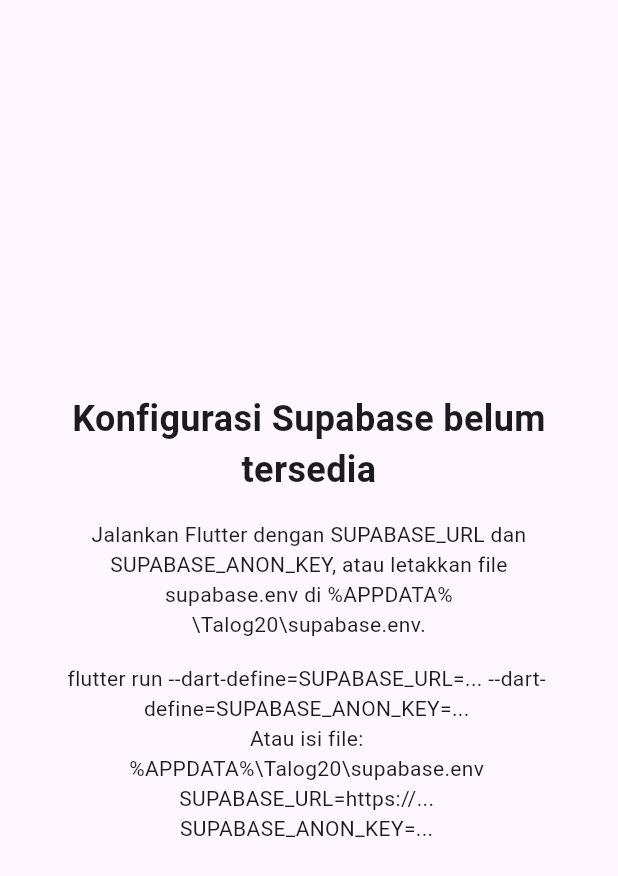
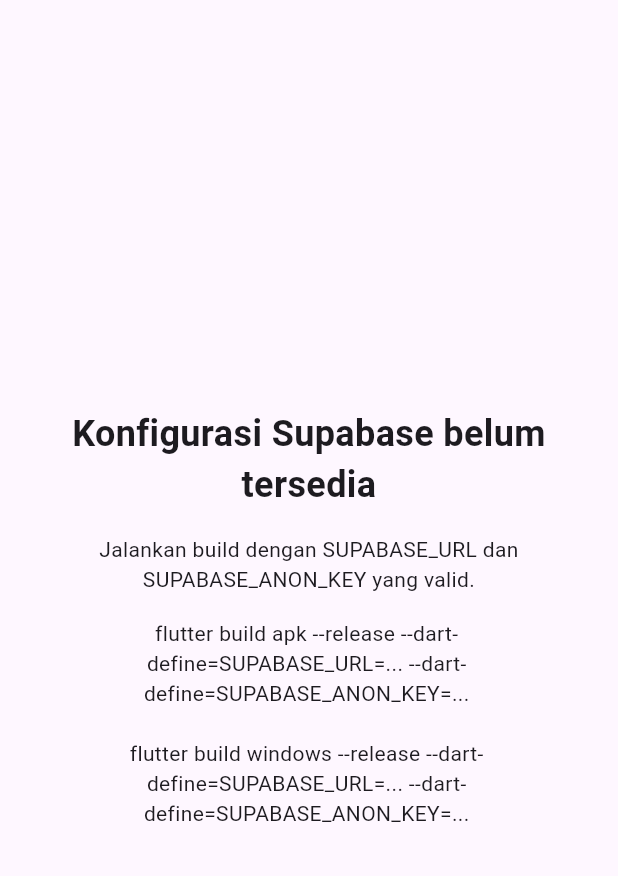
Before and after one commit to bgazz442/Talogsmkn20, a Flutter app: the screen it shows after launch, on a phone screen of 412 x 824 dp. Shown: the top 876 px of the screen. Run offline on Flutter 3.47's test engine with Material 3 defaults, Android fonts, the phone set to English and light mode, and no system bars; our stand-ins replace file_picker, supabase_flutter; accounts and stored records are empty.

Commit message:
Sync Supabase user management updates

```diff
--- a/lib/main.dart
+++ b/lib/main.dart
@@ -1,5 +1,4 @@
 import 'dart:async';
-import 'dart:io';
 import 'dart:typed_data';
 import 'package:flutter/material.dart';
 import 'package:file_picker/file_picker.dart';
@@ -7,6 +6,7 @@
 import 'package:url_launcher/url_launcher.dart';
 import 'auth_service.dart';
 import 'dashboard_service.dart';
+import 'supabase_config.dart';
 import 'talog_design_system.dart';
 
 const ink = TalogColors.primaryNavy,
@@ -15,46 +15,11 @@
     violet = TalogColors.deptRPL,
     orange = TalogColors.accentOrange;
 
-String _readRuntimeConfigValue(String key) {
-  final fromDefine = String.fromEnvironment(key);
-  if (fromDefine.isNotEmpty) return fromDefine;
-
-  final env = Platform.environment;
-  if (env.containsKey(key) && (env[key] ?? '').trim().isNotEmpty) {
-    return env[key]!.trim();
-  }
-
-  if (Platform.isWindows) {
-    final appData = Platform.environment['APPDATA'] ??
-        Platform.environment['LOCALAPPDATA'] ??
-        Platform.environment['USERPROFILE'];
-    if (appData != null && appData.isNotEmpty) {
-      final configPath = '$appData\\Talog20\\supabase.env';
-      final file = File(configPath);
-      if (file.existsSync()) {
-        for (final rawLine in file.readAsLinesSync()) {
-          final line = rawLine.trim();
-          if (line.isEmpty || line.startsWith('#')) continue;
-          final index = line.indexOf('=');
-          if (index <= 0) continue;
-          final name = line.substring(0, index).trim();
-          final value = line.substring(index + 1).trim();
-          if (name == key && value.isNotEmpty) {
-            return value;
-          }
-        }
-      }
-    }
-  }
-
-  return '';
-}
-
 Future<void> main() async {
   WidgetsFlutterBinding.ensureInitialized();
 
-  final supabaseUrl = _readRuntimeConfigValue('SUPABASE_URL');
-  final supabasePublishableKey = _readRuntimeConfigValue('SUPABASE_ANON_KEY');
+  final supabaseUrl = SupabaseConfig.url;
+  final supabasePublishableKey = SupabaseConfig.anonKey;
 
   if (supabaseUrl.isEmpty || supabasePublishableKey.isEmpty) {
     runApp(const ConfigurationErrorApp());
@@ -91,17 +56,15 @@
                 ),
                 const SizedBox(height: 16),
                 const Text(
-                  'Jalankan Flutter dengan SUPABASE_URL dan SUPABASE_ANON_KEY, atau letakkan file supabase.env di %APPDATA%\\Talog20\\supabase.env.',
+                  'Jalankan build dengan SUPABASE_URL dan SUPABASE_ANON_KEY yang valid.',
                   textAlign: TextAlign.center,
                 ),
                 const SizedBox(height: 16),
                 SelectableText(
-                  'flutter run --dart-define=SUPABASE_URL=... '
-                  '--dart-define=SUPABASE_ANON_KEY=...\n'
-                  'Atau isi file:\n'
-                  '%APPDATA%\\Talog20\\supabase.env\n'
-                  'SUPABASE_URL=https://...\n'
-                  'SUPABASE_ANON_KEY=...',
+                  'flutter build apk --release --dart-define=SUPABASE_URL=... '
+                  '--dart-define=SUPABASE_ANON_KEY=...\n\n'
+                  'flutter build windows --release --dart-define=SUPABASE_URL=... '
+                  '--dart-define=SUPABASE_ANON_KEY=...',
                   textAlign: TextAlign.center,
                 ),
               ],
```
Also changed, not shown: lib/auth_service.dart (+4 -7 lines), lib/supabase_config.dart (added, +13 -0 lines), 4 other files.
